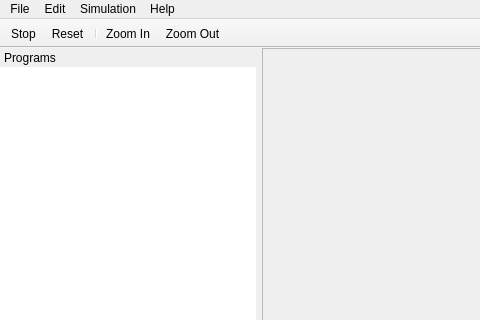
This is ui/main_window.ui in kipr/cs2 as Qt 5 draws it before an edit; both pictures show x 0 to 480 and y 0 to 320 of the 1204 by 756 pixel window. The edited form follows.
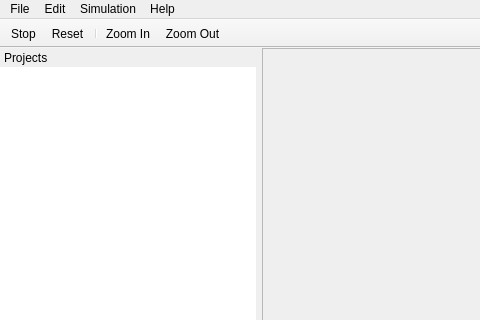
This is the edited form. Icons and pictures are not drawn. Custom widgets are drawn as their Qt base class.

Commit message: Changed programs sidebar label to 'Projects'

```diff
--- a/ui/main_window.ui
+++ b/ui/main_window.ui
@@ -761,7 +761,7 @@
     <set>Qt::LeftDockWidgetArea|Qt::RightDockWidgetArea</set>
    </property>
    <property name="windowTitle">
-    <string>Programs</string>
+    <string>Projects</string>
    </property>
    <attribute name="dockWidgetArea">
     <number>1</number>
```
